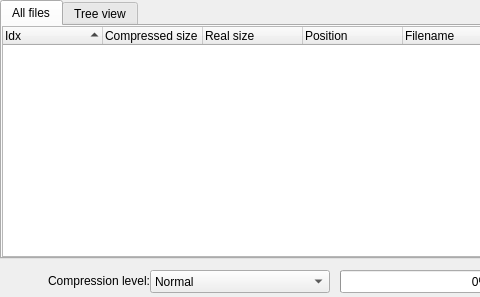
Before: the Qt Designer form grfbuilder/qt_win.ui in MagicalTux/grf, drawn with Qt 5; both pictures show x 0 to 480 and y 0 to 297 of the 736 by 297 pixel window.
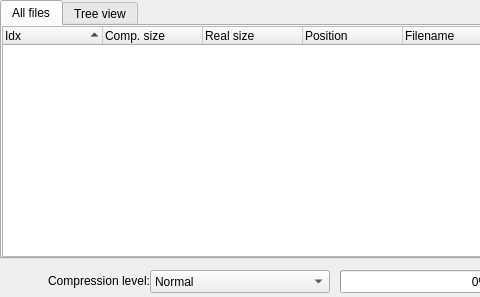
After: the same form once the commit is applied.

```diff
--- a/grfbuilder/qt_win.ui
+++ b/grfbuilder/qt_win.ui
@@ -236,7 +236,7 @@
      </column>
      <column>
       <property name="text" >
-       <string>Compressed size</string>
+       <string>Comp. size</string>
       </property>
      </column>
      <column>
```
Left out of the diff: 3 changed lines with no effect on the pictures.
